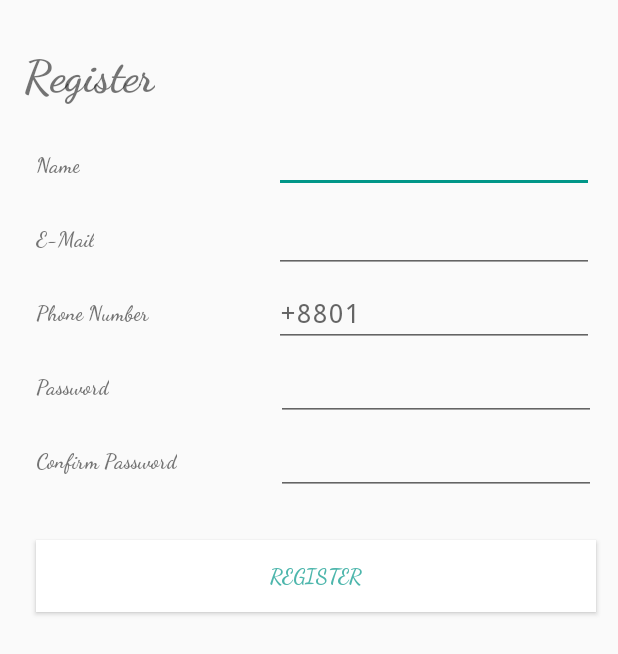
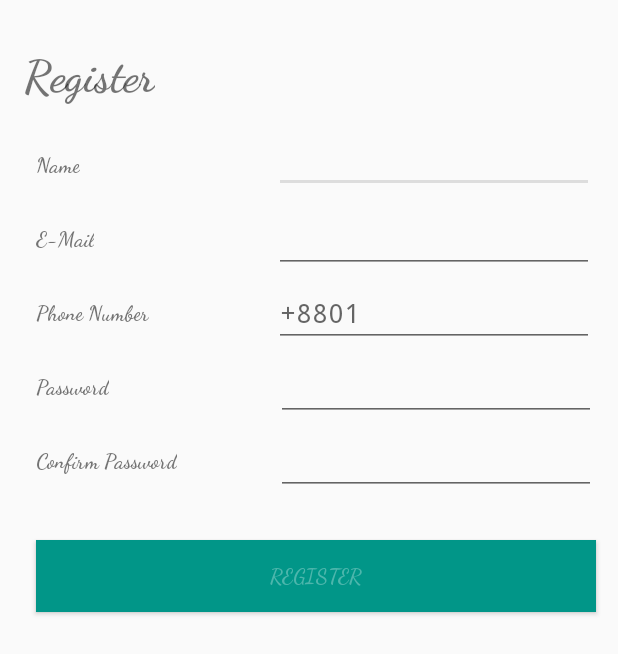
Before and after one commit to levirgon/blog-reader-app, an Android app: the RegisterActivity screen opened directly, with no data from a screen before it, on a phone screen of 412 x 824 dp. Shown: the top 654 px of the screen. Run offline under Robolectric (Android 15) with nearby library versions, the phone set to English and light mode, and no system bars.

Commit message:
temp design

```diff
--- a/app/src/main/res/values/colors.xml
+++ b/app/src/main/res/values/colors.xml
@@ -1,8 +1,8 @@
 <?xml version="1.0" encoding="utf-8"?>
 <resources>
     <color name="colorPrimary">#4db6ac</color>
-    <color name="colorPrimaryDark">#ffffff</color>
-    <color name="colorAccent">#009688</color>
+    <color name="colorPrimaryDark">#019688</color>
+    <color name="colorAccent">#dddddd</color>
     <color name="primary_dark_material_light">#d7ccc8</color>
     <color name="primary_dark_material_light_1">#dedede</color>
 </resources>
--- a/app/src/main/res/values/styles.xml
+++ b/app/src/main/res/values/styles.xml
@@ -6,9 +6,7 @@
         <item name="colorPrimary">@color/colorPrimary</item>
         <item name="colorPrimaryDark">@color/colorPrimaryDark</item>
         <item name="colorAccent">@color/colorAccent</item>
-        <item name="actionMenuTextColor">@color/colorPrimary</item>
-        <item name="textColorPrimary">@color/colorPrimary</item>
-    </style>
+       </style>
 
     <style name="AppTheme.AppBarOverlay" parent="ThemeOverlay.AppCompat.Dark.ActionBar"/>
 
```
